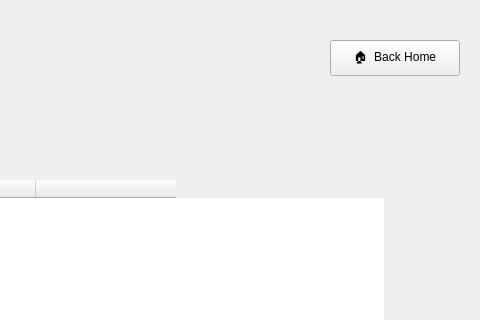
This is Oscuola/mainwindow.ui in mohamed-adhd/Oscuola as Qt 5 draws it before an edit; both pictures show x 800 to 1280 and y 0 to 320 of the 1280 by 720 pixel window. The edited form follows.
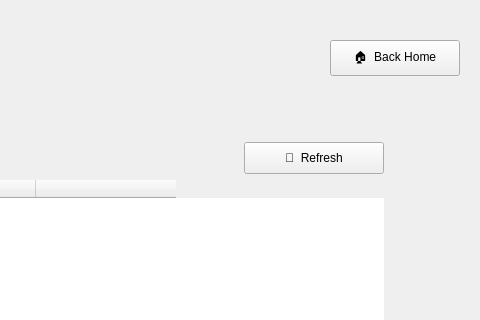
This is the edited form. The open tabs and pages were chosen to show the change.

Commit message: notifications added to admin section

What changed in the file:
```diff
--- a/Oscuola/mainwindow.ui
+++ b/Oscuola/mainwindow.ui
@@ -5026,6 +5026,22 @@
         <string>All Users</string>
        </property>
       </widget>
+      <widget class="QPushButton" name="admin_users_refresh_btn">
+       <property name="geometry">
+        <rect>
+         <x>784</x>
+         <y>12</y>
+         <width>140</width>
+         <height>32</height>
+        </rect>
+       </property>
+       <property name="cursor">
+        <cursorShape>PointingHandCursor</cursorShape>
+       </property>
+       <property name="text">
+        <string>🔄  Refresh</string>
+       </property>
+      </widget>
       <widget class="QTableWidget" name="admin_users_table">
        <property name="geometry">
         <rect>
```
The commit also changes 2 other files.
